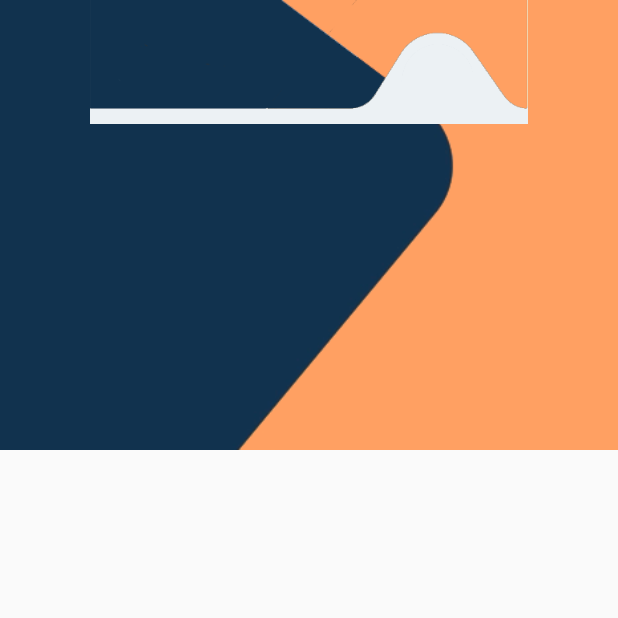
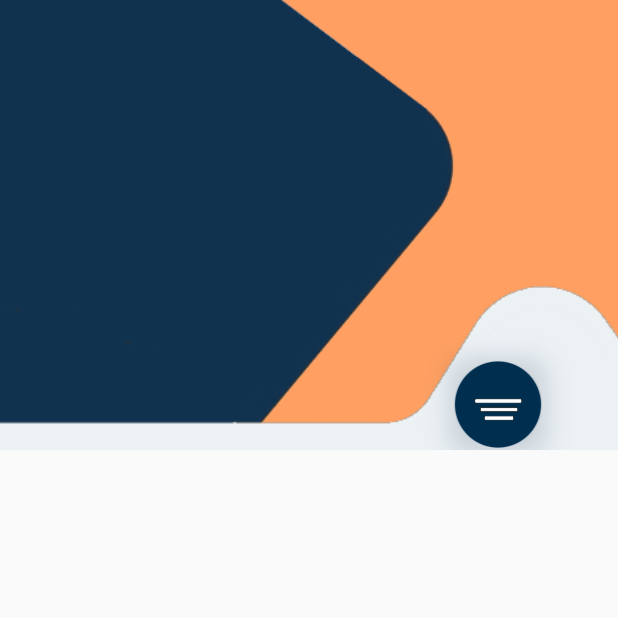
Before and after one commit to jaymesC/fintech-payment-app, a Flutter app: the screen it shows after launch, on a phone screen of 412 x 824 dp, the top half of it. Run offline on Flutter 3.47's test engine with Material 2 defaults, Android fonts, the light colour scheme and no system bars.

Commit message:
update project files

```diff
--- a/lib/pages/my_home_page.dart
+++ b/lib/pages/my_home_page.dart
@@ -32,6 +32,7 @@ class _MyHomePageState extends State<MyHomePage> {
       child: Stack(children: [
         _mainBackground(),
         _curveImageContainer(),
+        _buttonContainer(),
       ]),
     );
   }
@@ -49,12 +50,33 @@ class _MyHomePageState extends State<MyHomePage> {
 
   _curveImageContainer() {
     return Positioned(
+      left: 0,
+      right: -2,
+      bottom: 0,
       child: Container(
-        height: MediaQuery.of(context).size.height*0.1,
+        height: MediaQuery.of(context).size.height * 0.18,
         decoration: BoxDecoration(
             image: DecorationImage(
                 image: AssetImage('images/curve.png'), fit: BoxFit.fitHeight)),
       ),
     );
   }
+
+  _buttonContainer() {
+    return Positioned(
+      bottom: 0,
+      right: 50,
+      child: Container(
+          height: 60,
+          width: 60,
+          decoration: BoxDecoration(
+              image: DecorationImage(image: AssetImage('images/lines.png')),
+              boxShadow: [
+                BoxShadow(
+                    blurRadius: 15,
+                    offset: Offset(0, 1),
+                    color: Color(0xFF11324d).withOpacity(0.2)),
+              ])),
+    );
+  }
 }
```
